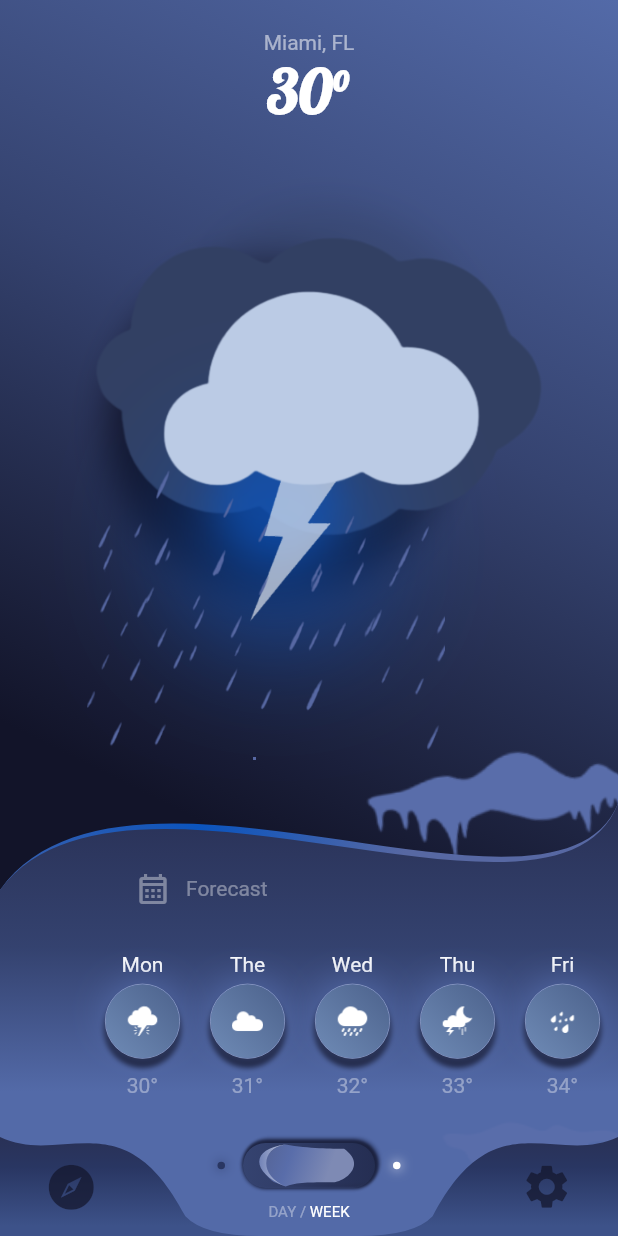
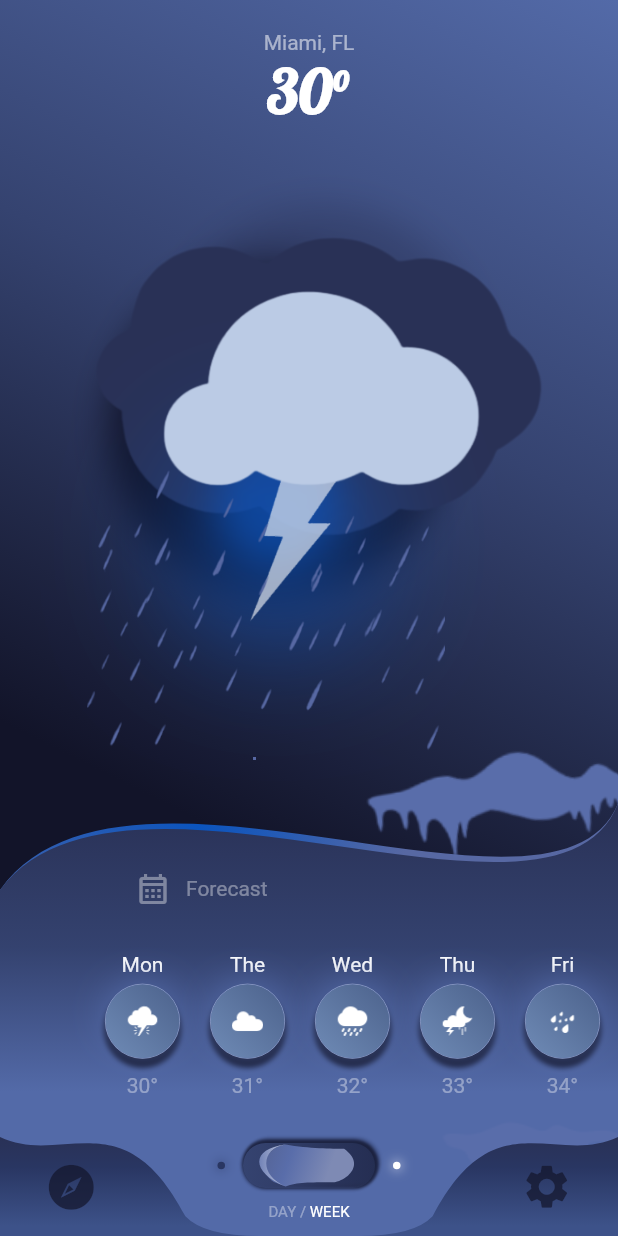
Before and after one commit to jbjason/complex_ui, a Flutter app: the WtRainScreen screen opened directly, on a phone screen of 412 x 824 dp. Run offline on Flutter 3.47's test engine with Material 2 defaults, Android fonts, the phone set to English and light mode, and no system bars; our stand-ins replace google_fonts.

Commit message:
Update wtr_back_cloud.dart

```diff
--- a/lib/screens/weather_ui/wt_rain_screen/wtr_top_widgets/wtr_back_cloud.dart
+++ b/lib/screens/weather_ui/wt_rain_screen/wtr_top_widgets/wtr_back_cloud.dart
@@ -14,11 +14,11 @@ class WtrBackCloud extends StatelessWidget {
           'assets/weather/cloud3.png',
           width: size.width * .8,
           height: size.height * .26,
-          color: cBackCloudColor,
+          color: rBodyTopColor,
           fit: BoxFit.fill,
         ),
         rBackColor,
-        cBackCloudColor,
+        rBodyTopColor,
       ),
     );
   }
```
